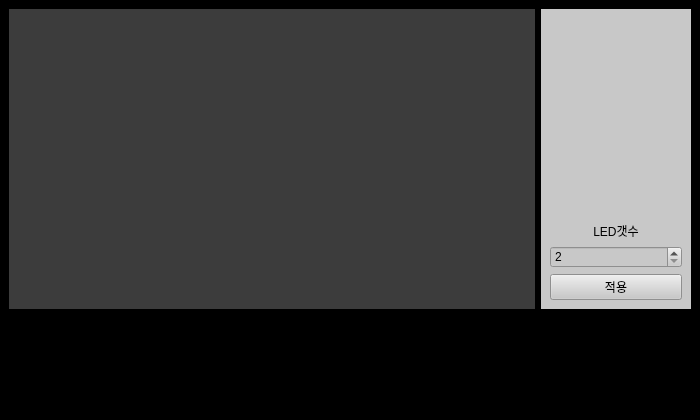
Before: the Qt Designer form code/setting_ui.ui in TBlueT/monitor_behind_LED_bar, drawn with Qt 5.
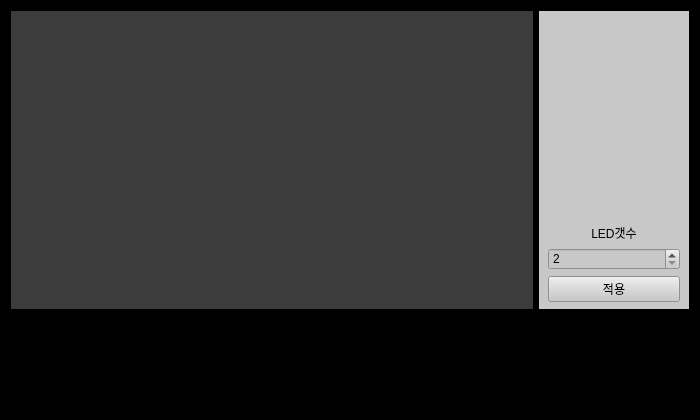
After: the same form once the commit is applied.

Patch:
```diff
--- a/code/setting_ui.ui
+++ b/code/setting_ui.ui
@@ -1,7 +1,7 @@
 <?xml version="1.0" encoding="UTF-8"?>
 <ui version="4.0">
- <class>MainWindow</class>
- <widget class="QMainWindow" name="MainWindow">
+ <class>Form</class>
+ <widget class="QWidget" name="Form">
   <property name="geometry">
    <rect>
     <x>0</x>
@@ -22,7 +22,6 @@
   <property name="styleSheet">
    <string notr="true">background-color: rgb(0, 0, 0);</string>
   </property>
-  <widget class="QWidget" name="centralwidget">
    <layout class="QGridLayout" name="gridLayout">
     <item row="0" column="0">
      <widget class="QFrame" name="screen_display">
@@ -163,7 +162,6 @@
      </widget>
     </item>
    </layout>
-  </widget>
  </widget>
  <resources/>
  <connections/>
```
Left out of the diff: 2 changed lines with no effect on the pictures. Lines whose indentation alone changed are shown as unchanged.
